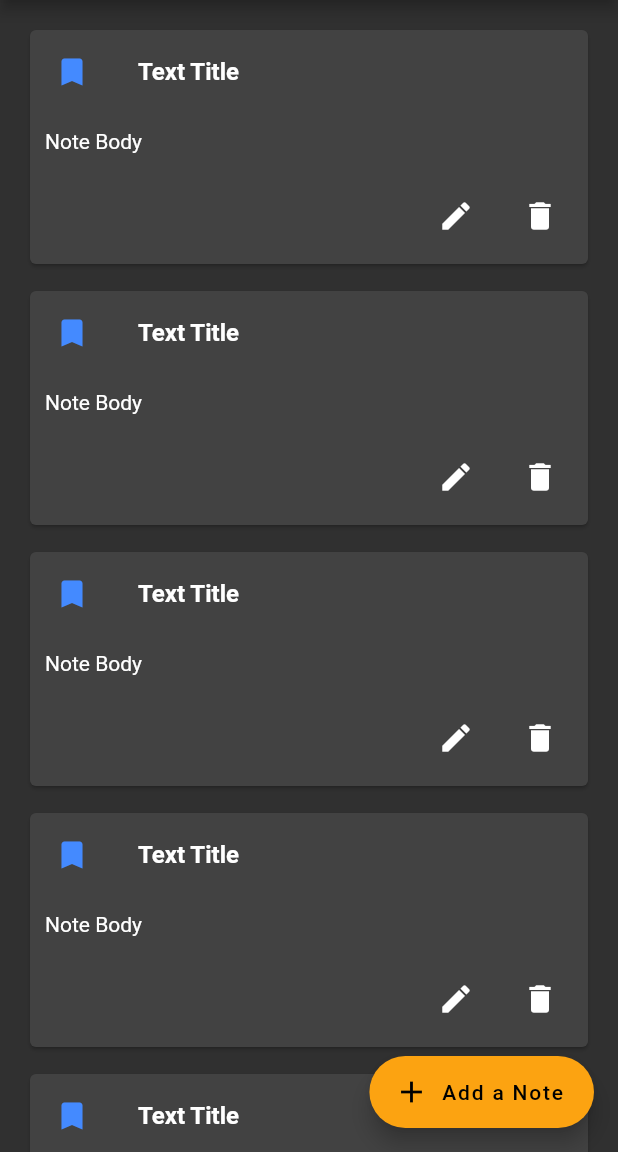
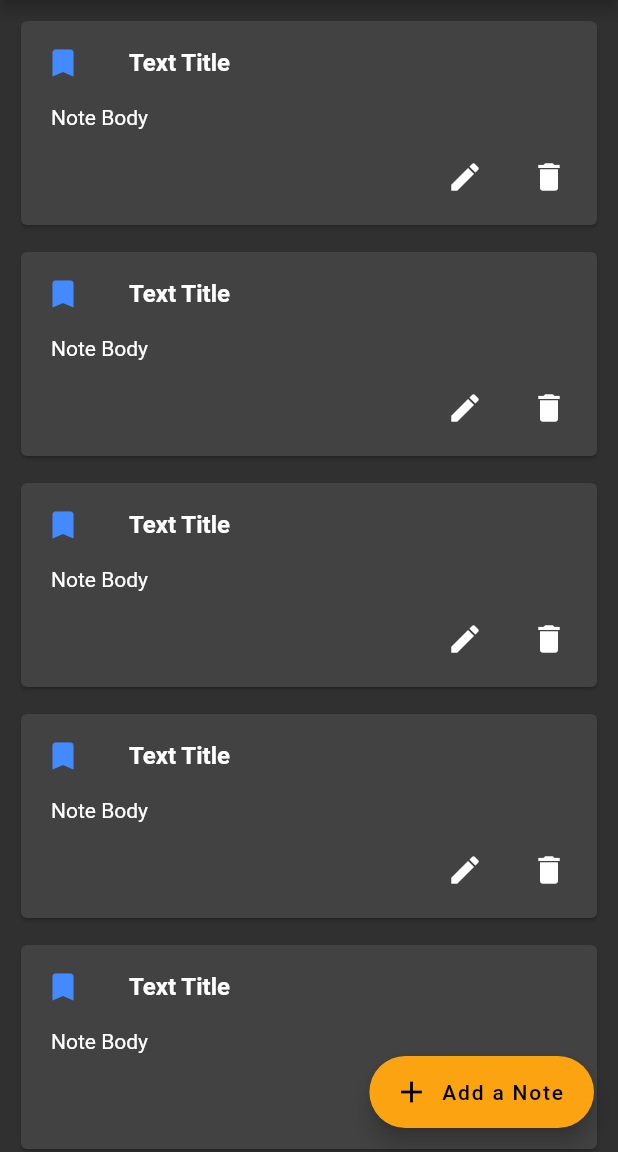
Before and after one commit to aadithyen/notestrike, a Flutter app: the screen it shows after launch, on a phone screen of 412 x 824 dp, the part 84-1236 px from its top. Run offline on Flutter 3.47's test engine with Material 2 defaults, Android fonts, the phone set to English and light mode, and no system bars.

Commit message:
Incremental Update

```diff
--- a/lib/main.dart
+++ b/lib/main.dart
@@ -53,7 +53,7 @@ class BodyState extends State<Body> {
       ),
       body: new Container(
         child: ListView.builder(
-          padding: new EdgeInsets.all(16.0),
+          padding: new EdgeInsets.all(10.0),
           itemCount: 5,
           itemBuilder: (BuildContext context, int index) {
             return new Container(
--- a/lib/notecard.dart
+++ b/lib/notecard.dart
@@ -28,7 +28,7 @@ class NoteCardState extends State<NoteCard> {
                 ),
                 new Container(
                   child: new Text("Note Body",),
-                  padding: EdgeInsets.all(10.0),
+                  padding: EdgeInsets.symmetric(horizontal : 20.0)
                 ),
                 new ButtonTheme.bar(
                   child: new ButtonBar(
```
